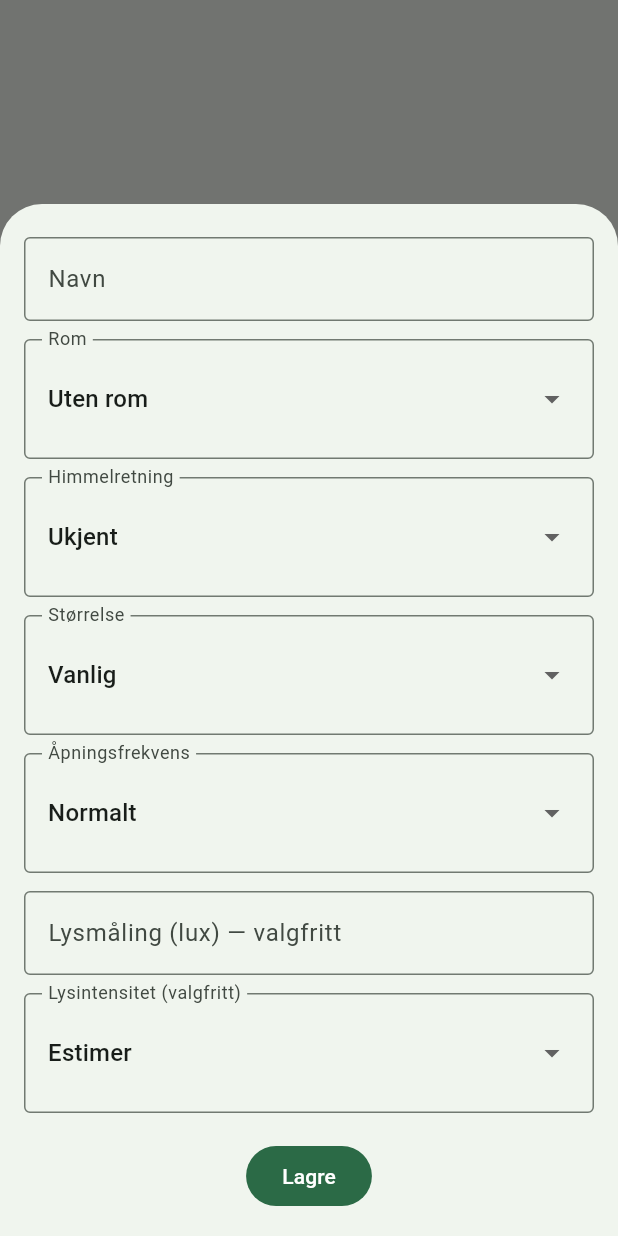
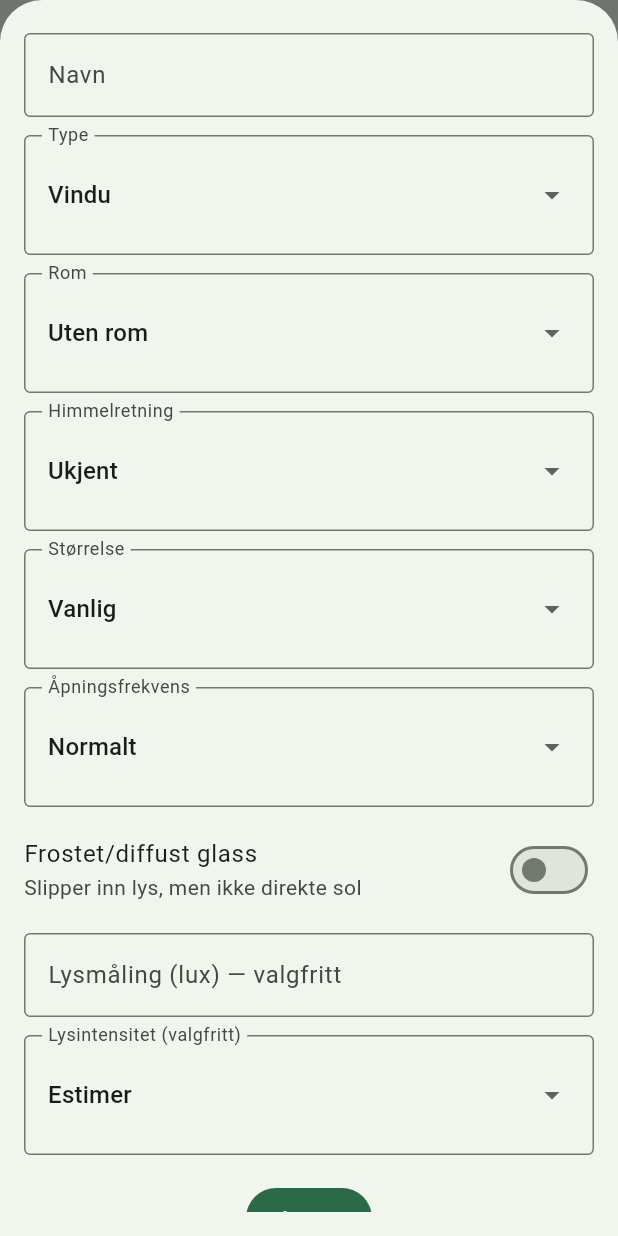
Before and after one commit to Borgerod/ThirstTrApp, a Flutter app: the _WindowTab screen opened directly, after a tap on the "add" icon, on a phone screen of 412 x 824 dp. Run offline on Flutter 3.47's test engine with Material 3 defaults, Android fonts, the phone set to English and light mode, and no system bars; our stand-ins replace flutter_dotenv, flutter_local_notifications, flutter_riverpod, geolocator, hive_flutter, image_picker and 2 more; missing offline and left inert: mobile_scanner; accounts and stored records are empty.

Commit message:
v0.9.0 feat(objects): 5-step opening frequency + glass door window types
Opening frequency: never/rarely/normal/often/always (old ids map as-is,
unknown falls back to normal). Draft factors and wind share scale per level.

Windows: new WindowType (window, glass door, partial glass door) — doors act
as windows for draft and sunlight; partial glass halves light estimate.
Diffused-glass option caps resolved intensity at indirect.

Co-Authored-By: Claude Fable 5 <noreply@anthropic.com>

```diff
--- a/lib/core/enums.dart
+++ b/lib/core/enums.dart
@@ -81,17 +81,47 @@ enum HeatSetting {
       values.firstWhere((e) => e.id == id, orElse: () => static_);
 }
 
+/// How often a window/glass door is opened, ordered least → most open.
+///
+/// Migration: the old 3-option scale used the ids `never`/`normal`/`often`,
+/// which all exist unchanged here, so stored values map onto the new scale
+/// as-is; anything unknown falls back to [normal].
 enum OpenFrequency {
+  never('never', 'Aldri'),
+  rarely('rarely', 'Sjelden'),
+  normal('normal', 'Normalt'),
   often('often', 'Ofte'),
-  normal('normal', 'Normalt'),
-  never('never', 'Aldri');
+  always('always', 'Alltid');
 
   const OpenFrequency(this.id, this.label);
   final String id;
   final String label;
 
+  /// Open at least "often" — enough to drive draft/ventilation effects.
+  bool get isFrequent => index >= often.index;
+
   static OpenFrequency fromId(String? id) =>
       values.firstWhere((e) => e.id == id, orElse: () => normal);
+}
+
+/// What kind of glazed object a [WindowObject] is. Glass doors act as windows
+/// for both draft and sunlight; [glassFactor] is the glazed share of the
+/// object's area (a door with a glass panel lets roughly half the light of a
+/// fully glazed one through).
+enum WindowType {
+  window('window', 'Vindu', 1.0, Icons.window),
+  glassDoor('glass_door', 'Glassdør', 1.0, Icons.door_sliding),
+  partialGlassDoor(
+      'partial_glass_door', 'Dør med glassfelt', 0.5, Icons.door_front_door);
+
+  const WindowType(this.id, this.label, this.glassFactor, this.icon);
+  final String id;
+  final String label;
+  final double glassFactor;
+  final IconData icon;
+
+  static WindowType fromId(String? id) =>
+      values.firstWhere((e) => e.id == id, orElse: () => window);
 }
 
 enum WindowSize {
--- a/lib/features/rooms/floor_plan_builder.dart
+++ b/lib/features/rooms/floor_plan_builder.dart
@@ -262,7 +262,7 @@ class _FloorPlanBuilderState extends ConsumerState<FloorPlanBuilder> {
                   Icons.local_fire_department, e.name, width, height),
             for (final e in roomWindows)
               _chip(room, _Placeable(_Kind.window, e.id), e.floorPosition,
-                  Icons.window, e.name, width, height),
+                  e.type.icon, e.name, width, height),
             // Resize handle.
             Positioned(
               right: 0,
@@ -325,7 +325,7 @@ class _FloorPlanBuilderState extends ConsumerState<FloorPlanBuilder> {
         _paletteChip(
             _Placeable(_Kind.heat, e.id), Icons.local_fire_department, e.name),
       for (final e in windows.where((e) => e.roomId == null))
-        _paletteChip(_Placeable(_Kind.window, e.id), Icons.window, e.name),
+        _paletteChip(_Placeable(_Kind.window, e.id), e.type.icon, e.name),
     ];
     if (items.isEmpty) return const SizedBox.shrink();
     return Positioned(
--- a/lib/features/rooms/rooms_screen.dart
+++ b/lib/features/rooms/rooms_screen.dart
@@ -139,10 +139,10 @@ class _WindowTab extends ConsumerWidget {
         children: [
           for (final w in windows)
             ListTile(
-              leading: const Icon(Icons.window),
+              leading: Icon(w.type.icon),
               title: Text(w.name),
               subtitle: Text(
-                  '${w.facing.label} · ${w.size.label} · ${w.resolvedIntensity.label}${w.roomId != null ? ' · ${rooms[w.roomId] ?? ''}' : ''}'),
+                  '${w.type.label} · ${w.facing.label} · ${w.size.label} · ${w.resolvedIntensity.label}${w.roomId != null ? ' · ${rooms[w.roomId] ?? ''}' : ''}'),
               trailing: IconButton(
                 icon: const Icon(Icons.delete_outline),
                 onPressed: () =>
@@ -162,9 +162,11 @@ class _WindowTab extends ConsumerWidget {
     final lux =
         TextEditingController(text: w.lightMeasurementLux?.toString() ?? '');
     var roomId = w.roomId;
+    var type = w.type;
     var facing = w.facing;
     var size = w.size;
     var open = w.openFrequency;
+    var diffused = w.diffused;
     var light = w.lightIntensity;
 
     showModalBottomSheet(
@@ -182,6 +184,8 @@ class _WindowTab extends ConsumerWidget {
               mainAxisSize: MainAxisSize.min,
               children: [
                 _tf(name, 'Navn'),
+                _enumDropdown<WindowType>('Type', type, WindowType.values,
+                    (e) => e.label, (v) => setSheet(() => type = v!)),
                 _roomDropdown(rooms, roomId, (v) => setSheet(() => roomId = v)),
                 _facingDropdown(facing, (v) => setSheet(() => facing = v)),
                 _enumDropdown<WindowSize>('Størrelse', size, WindowSize.values,
@@ -192,17 +196,28 @@ class _WindowTab extends ConsumerWidget {
                     OpenFrequency.values,
                     (e) => e.label,
                     (v) => setSheet(() => open = v!)),
+                SwitchListTile(
+                  contentPadding: EdgeInsets.zero,
+                  title: const Text('Frostet/diffust glass'),
+                  subtitle:
+                      const Text('Slipper inn lys, men ikke direkte sol'),
+                  value: diffused,
+                  onChanged: (v) => setSheet(() => diffused = v),
+                ),
                 _tf(lux, 'Lysmåling (lux) — valgfritt', number: true),
                 _lightDropdown(light, (v) => setSheet(() => light = v)),
                 const SizedBox(height: 12),
                 FilledButton(
                   onPressed: () {
-                    w.name =
-                        name.text.trim().isEmpty ? 'Vindu' : name.text.trim();
+                    w.name = name.text.trim().isEmpty
+                        ? type.label
+                        : name.text.trim();
                     w.roomId = roomId;
+                    w.type = type;
                     w.facing = facing;
                     w.size = size;
                     w.openFrequency = open;
+                    w.diffused = diffused;
                     w.lightMeasurementLux =
                         double.tryParse(lux.text.replaceAll(',', '.'));
                     w.lightIntensity = light;
--- a/lib/models/window_object.dart
+++ b/lib/models/window_object.dart
@@ -2,15 +2,17 @@ import '../core/enums.dart';
 import '../core/json.dart';
 import 'floor_position.dart';
 
-/// A window a plant can be linked to. Drives light estimation.
+/// A window (or glass door) a plant can be linked to. Drives light estimation.
 class WindowObject {
   WindowObject({
     required this.id,
     required this.name,
     this.roomId,
+    this.type = WindowType.window,
     this.openFrequency = OpenFrequency.normal,
     this.size = WindowSize.regular,
     this.facing = Facing.unknown,
+    this.diffused = false,
     this.lightMeasurementLux,
     this.lightIntensity,
     this.floorPosition,
@@ -19,9 +21,13 @@ class WindowObject {
   final String id;
   String name;
   String? roomId;
+  WindowType type;
   OpenFrequency openFrequency;
   WindowSize size;
   Facing facing;
+
+  /// Frosted/diffusing glass: light still gets in, but never as direct beams.
+  bool diffused;
 
   /// Room-local position on the floor-plan canvas. Not user-editable — set by
   /// the floor-plan builder when the window is placed. Null until placed.
@@ -34,8 +40,15 @@ class WindowObject {
   LightIntensity? lightIntensity;
 
   /// Resolved light intensity: prefer measured lux, else stated word, else
-  /// estimate from facing + size.
+  /// estimate from facing + size + glazed share. Diffused glass scatters the
+  /// beams, so the result is capped at indirect no matter the source.
   LightIntensity get resolvedIntensity {
+    final raw = _rawIntensity;
+    if (diffused && raw == LightIntensity.direct) return LightIntensity.indirect;
+    return raw;
+  }
+
+  LightIntensity get _rawIntensity {
     if (lightMeasurementLux != null) {
       final lux = lightMeasurementLux!;
       if (lux < 5000) return LightIntensity.shaded;
@@ -43,7 +56,7 @@ class WindowObject {
       return LightIntensity.direct;
     }
     if (lightIntensity != null) return lightIntensity!;
-    final score = facing.lightFactor * size.lightFactor;
+    final score = facing.lightFactor * size.lightFactor * type.glassFactor;
     if (score < 0.7) return LightIntensity.shaded;
     if (score < 1.3) return LightIntensity.indirect;
     return LightIntensity.direct;
@@ -51,15 +64,19 @@ class WindowObject {
 
   /// Open windows on a cold/windy day = drafts = faster soil drying.
   double get draftFactor => switch (openFrequency) {
+        OpenFrequency.never => 0.9,
+        OpenFrequency.rarely => 0.95,
+        OpenFrequency.normal => 1.0,
         OpenFrequency.often => 1.25,
-        OpenFrequency.normal => 1.0,
-        OpenFrequency.never => 0.9,
+        OpenFrequency.always => 1.4,
       };
 
   Map<String, dynamic> toJson() => {
         'id': id,
         'name': name,
         'roomId': roomId,
+        'type': type.id,
+        'diffused': diffused,
         'openFrequency': openFrequency.id,
         'size': size.id,
         'facing': facing.id,
@@ -72,6 +89,8 @@ class WindowObject {
         id: j['id'] as String,
         name: asString(j['name']) ?? 'Vindu',
         roomId: asString(j['roomId']),
+        type: WindowType.fromId(asString(j['type'])),
+        diffused: j['diffused'] == true,
         openFrequency: OpenFrequency.fromId(asString(j['openFrequency'])),
         size: WindowSize.fromId(asString(j['size'])),
         facing: Facing.fromId(asString(j['facing'])),
--- a/pubspec.yaml
+++ b/pubspec.yaml
@@ -16,7 +16,7 @@ publish_to: 'none' # Remove this line if you wish to publish to pub.dev
 # https://developer.apple.com/library/archive/documentation/General/Reference/InfoPlistKeyReference/Articles/CoreFoundationKeys.html
 # In Windows, build-name is used as the major, minor, and patch parts
 # of the product and file versions while build-number is used as the build suffix.
-version: 0.8.0+1
+version: 0.9.0+2
 
 environment:
   sdk: ^3.12.2
```
Also changed, not shown: lib/services/evapotranspiration.dart (+10 -4 lines).
